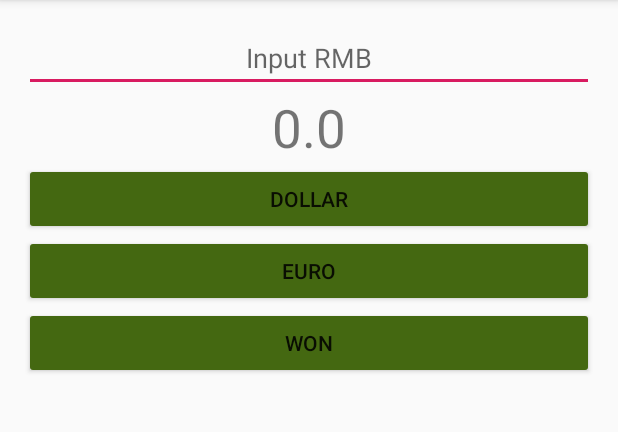
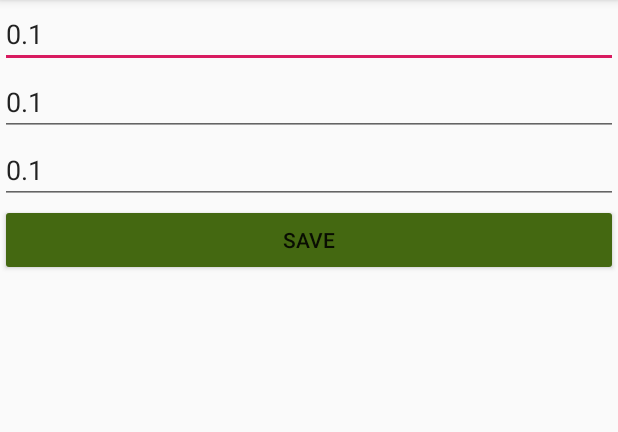
Before and after one commit to JingLiang-bit/FirstApp1, an Android app: the screen it shows after launch (RateActivity before the commit, ConfigActivity after it), after a tap on "WON", on a phone screen of 412 x 824 dp, the part 84-516 px from its top. Run offline under Robolectric (Android 15) with nearby library versions, the phone set to English and light mode, and no system bars; 3 other taps on this screen came first.

Commit message:
跳转页面并返回+菜单

```diff
--- /dev/null
+++ b/app/src/main/java/com/example/firstapp/ConfigActivity.java
@@ -0,0 +1,63 @@
+package com.example.firstapp;
+
+import android.content.Intent;
+import android.os.Bundle;
+import android.util.Log;
+import android.view.View;
+import android.widget.EditText;
+
+import androidx.appcompat.app.AppCompatActivity;
+
+public class ConfigActivity extends AppCompatActivity {
+
+    public final String TAG="ConfigActivity";
+
+    EditText dollarText;
+    EditText euroText;
+    EditText wonText;
+
+
+    @Override
+    protected void onCreate(Bundle savedInstanceState) {
+        super.onCreate(savedInstanceState);
+        setContentView(R.layout.activity_config);
+        //在被传递参数的页面，用getIntent获得传递过来的参数；
+        Intent intent =getIntent();
+        //获取数据的时候是有类型的；
+        float dollar2=intent.getFloatExtra("dollar_rate_key",0.0f);
+        float euro2=intent.getFloatExtra("euro_rate_key",0.0f);
+        float won2=intent.getFloatExtra("euro_rate_key",0.0f);
+
+        Log.i(TAG,"onCreate:dollar2="+dollar2);
+        Log.i(TAG,"onCreate:euro2="+euro2);
+        Log.i(TAG,"onCreate:won2="+won2);
+
+        dollarText=(EditText)findViewById(R.id.dollar_rate);
+        euroText=(EditText)findViewById(R.id.euro_rate);
+        wonText=(EditText)findViewById(R.id.won_rate);
+
+        //显示数据到控件；
+        dollarText.setText(String.valueOf(dollar2));
+        euroText.setText(String.valueOf(euro2));
+        wonText.setText(String.valueOf(won2));
+    }
+
+    public void save(View btn){
+        //获取新的数据；
+        float newDollar=Float.parseFloat(dollarText.getText().toString());
+        float newEuro=Float.parseFloat(euroText.getText().toString());
+        float newWon=Float.parseFloat(wonText.getText().toString());
+
+        //保存到Bundle或放入到Extra;
+        Intent intent=getIntent();
+        Bundle bdl=new Bundle();
+        bdl.putFloat("dollar_new_key",newDollar);
+        bdl.putFloat("euro_new_key",newEuro);
+        bdl.putFloat("won_new_key",newWon);
+        intent.putExtras(bdl);
+        setResult(2,intent);  //返回编码；
+
+        //返回到调用页面；
+        finish();
+    }
+}
--- a/app/src/main/java/com/example/firstapp/RateActivity.java
+++ b/app/src/main/java/com/example/firstapp/RateActivity.java
@@ -1,16 +1,25 @@
 package com.example.firstapp;
 
 import android.content.Intent;
-import android.net.Uri;
 import android.os.Bundle;
+import android.view.Menu;
+import android.view.MenuItem;
 import android.view.View;
 import android.widget.EditText;
 import android.widget.TextView;
 import android.widget.Toast;
 
+import androidx.annotation.NonNull;
+import androidx.annotation.Nullable;
 import androidx.appcompat.app.AppCompatActivity;
 
 public class RateActivity extends AppCompatActivity {
+
+    private final String TAG="Rate";
+    private float dollarRate=0.1f;
+    private float euroRate=0.1f;
+    private float wonRate=0.1f;
+
 
     EditText rmb;
     TextView showOut;
@@ -29,23 +38,67 @@
         float r = 0;
         if (str.length() > 0) {
             r = Float.parseFloat(str);
-        } else {
+        }
+        else {
             Toast.makeText(this, "请输入金额", Toast.LENGTH_SHORT).show();
         }
-        float val;
+
         if (btn.getId() == R.id.btn_dollar) {
-            val = r * (1 / 7.08f);
+            showOut.setText(String.format("%.2f",r*dollarRate));
         } else if (btn.getId() == R.id.btn_euro) {
-            val = r * (1 / 7.75f);
+            showOut.setText(String.format("%.2f",r*euroRate));
         } else {
-            val = r * 178.0f;
+            showOut.setText(String.format("%.2f",r*wonRate));
         }
-        showOut.setText(String.valueOf(val));
     }
 
     public void openOne(View btn){
-        //Intent hello=new Intent(this,SecondActivity.class);
-        Intent web=new Intent(Intent.ACTION_VIEW, Uri.parse("https://authserver.swufe.edu.cn"));
-        startActivity(web);
+        openConfig();
+    }
+
+    private void openConfig() {
+        //跳转网页
+        //Intent web=new Intent(Intent.ACTION_VIEW, Uri.parse("https://authserver.swufe.edu.cn"));
+
+
+        //把参数传递到下一个页面，用Intent方法传递参数
+        Intent config = new Intent(this, ConfigActivity.class);
+        config.putExtra("dollar_rate_key", dollarRate);
+        config.putExtra("euro_rate_key", euroRate);
+        config.putExtra("won_rate_key", wonRate);
+
+        //这样的方法打开，只能不能返回，只能无限打开新的界面
+        // startActivity(config);
+
+        startActivityForResult(config, 1);//可以打开并带回数据；1是请求参数；
+    }
+
+    //处理Config页面带回来的数据
+    @Override
+    protected void onActivityResult(int requestCode, int resultCode, @Nullable Intent data) {
+        //因为一个窗口可以打开多个窗口，返回参数区别哪个窗口返回的数据；
+        //resultCode可能带回不同的数据，我们区分返回的是怎样的数据；
+        if(resultCode==1&&resultCode==2){
+            Bundle bundle=data.getExtras();
+            dollarRate=bundle.getFloat("dollar_new_key",0.1f);//这里的key应该是更改后的；
+            euroRate=bundle.getFloat("euro_new_key",0.2f);
+            wonRate=bundle.getFloat("won_new_key",0.3f);
+        }
+        super.onActivityResult(requestCode,resultCode,data);
+    }
+
+    @Override
+    public boolean onCreateOptionsMenu(Menu menu) {
+        getMenuInflater().inflate(R.menu.rate,menu);//Menu填充器；
+        return true;
+    }
+
+
+    @Override
+    public boolean onOptionsItemSelected(@NonNull MenuItem item) {
+        if(item.getItemId()==R.id.menu_set){
+            openConfig();
+        }
+        return super.onOptionsItemSelected(item);
     }
 }
--- /dev/null
+++ b/app/src/main/res/layout/activity_config.xml
@@ -0,0 +1,40 @@
+<?xml version="1.0" encoding="utf-8"?>
+<LinearLayout xmlns:android="http://schemas.android.com/apk/res/android"
+    xmlns:app="http://schemas.android.com/apk/res-auto"
+    xmlns:tools="http://schemas.android.com/tools"
+    android:layout_width="match_parent"
+    android:layout_height="match_parent"
+    android:orientation="vertical"
+    tools:context=".ConfigActivity">
+
+    <EditText
+        android:id="@+id/dollar_rate"
+        android:layout_width="match_parent"
+        android:layout_height="wrap_content"
+        android:ems="10"
+        android:inputType="numberDecimal"
+        android:importantForAutofill="no" />
+
+    <EditText
+        android:id="@+id/euro_rate"
+        android:layout_width="match_parent"
+        android:layout_height="wrap_content"
+        android:ems="10"
+        android:inputType="numberDecimal"
+        android:importantForAutofill="no" />
+
+    <EditText
+        android:id="@+id/won_rate"
+        android:layout_width="match_parent"
+        android:layout_height="wrap_content"
+        android:ems="10"
+        android:inputType="numberDecimal"
+        android:importantForAutofill="no" />
+
+    <Button
+        android:id="@+id/btn_save"
+        android:layout_width="match_parent"
+        android:layout_height="wrap_content"
+        android:onClick="save"
+        android:text="@string/btn_save_lable" />
+</LinearLayout>
--- /dev/null
+++ b/app/src/main/res/menu/rate.xml
@@ -0,0 +1,7 @@
+<?xml version="1.0" encoding="utf-8"?>
+<menu xmlns:android="http://schemas.android.com/apk/res/android">
+
+    <item
+        android:id="@+id/menu_set"
+        android:title="@string/menu_set_lable" />
+</menu>
--- a/app/src/main/res/values/strings.xml
+++ b/app/src/main/res/values/strings.xml
@@ -18,5 +18,9 @@
     <string name="dollar">Dollar</string>
     <string name="euro">Euro</string>
     <string name="won">Won</string>
+    <string name="btn_open_lable">Config</string>
+    <string name="btn_save_lable">Save</string>
+    <string name="huilv">汇率转换</string>
+    <string name="menu_set_lable">setting</string>
 
 </resources>
```
Also changed, not shown: app/src/main/AndroidManifest.xml (+1 -7 lines), app/src/main/res/layout/activity_rate.xml (+17 -1 lines).
